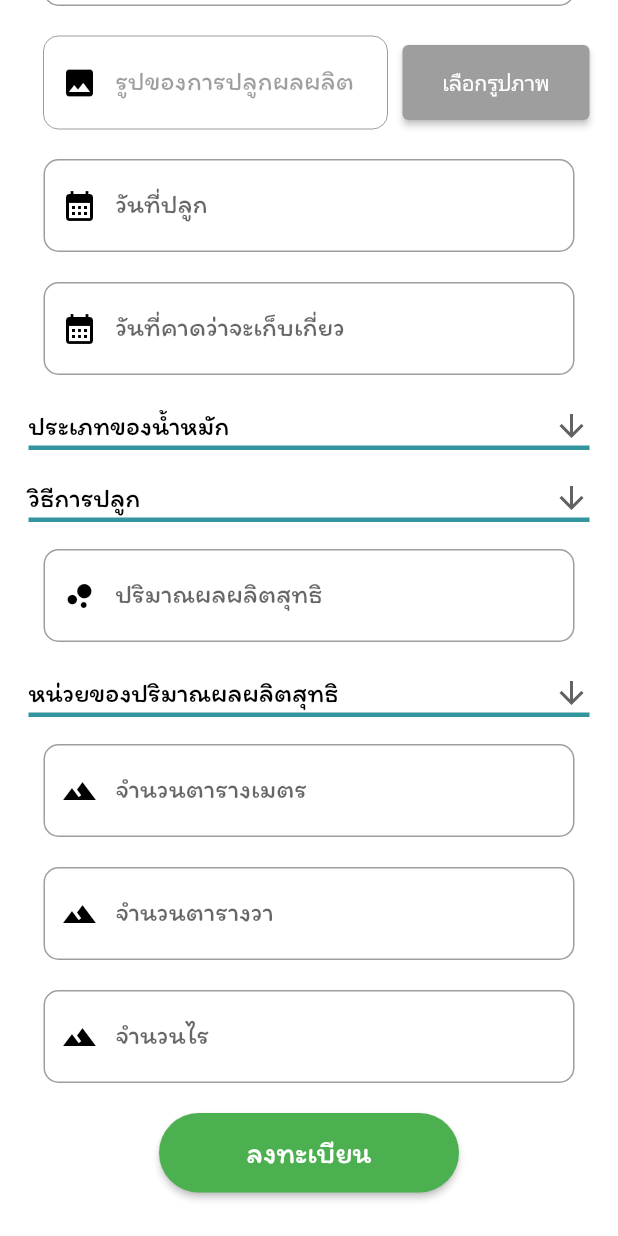
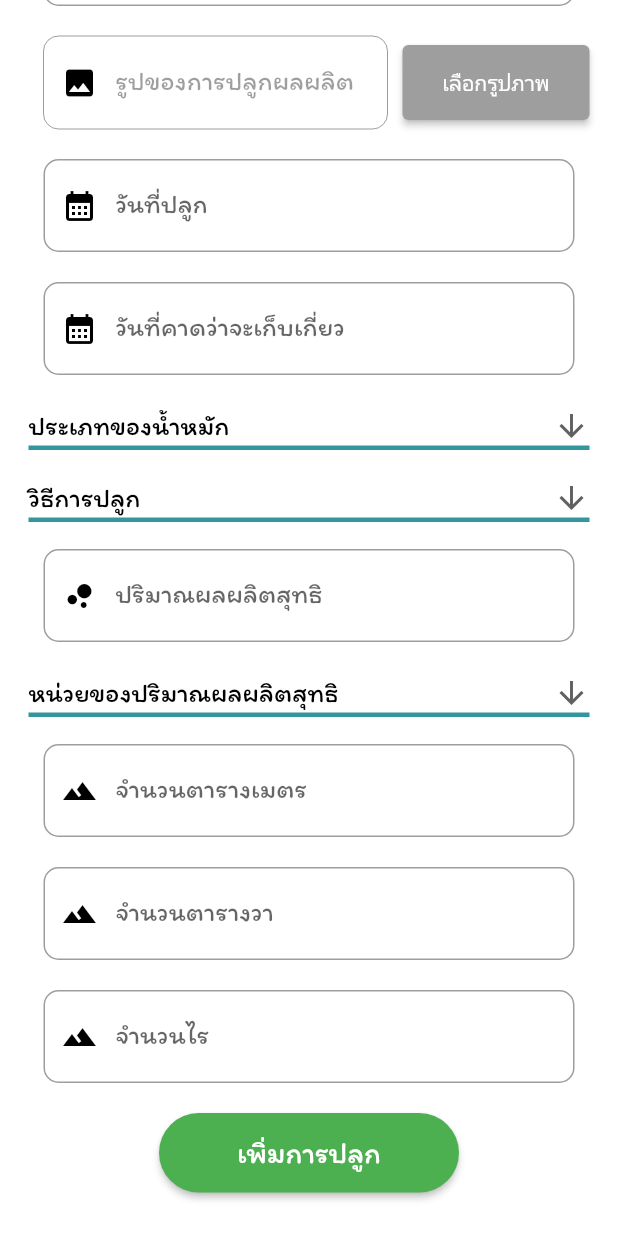
Before and after one commit to all890/mju_food_trace_app, a Flutter app: the AddPlantingScreen screen opened directly, scrolled down 229 dp, on a phone screen of 412 x 824 dp. Run offline on Flutter 3.47's test engine with Material 2 defaults, Android fonts, the phone set to English and light mode, and no system bars; our stand-ins replace file_picker, flutter_typeahead, geolocator, google_maps_flutter, quickalert; missing offline and left inert: dart:ffi, flutter_google_location_picker, flutter_session_manager.

Commit message:
Update planting and manufacturing

```diff
--- a/lib/screen/farmer/add_planting_farmer_screen.dart
+++ b/lib/screen/farmer/add_planting_farmer_screen.dart
@@ -507,7 +507,7 @@ class _AddPlantingScreenState extends State<AddPlantingScreen> {
                                       child: Row(
                                         mainAxisAlignment: MainAxisAlignment.center,
                                         children: const [
-                                          Text("ลงทะเบียน",
+                                          Text("เพิ่มการปลูก",
                                             style: TextStyle(
                                               fontSize: 20,
                                               fontFamily: 'Itim'
--- a/lib/screen/farmer/list_planting_farmer_screen.dart
+++ b/lib/screen/farmer/list_planting_farmer_screen.dart
@@ -65,7 +65,7 @@ class _ListPlantingScreenState extends State<ListPlantingScreen> {
 
   void splitPlantingBySending () {
     plantings?.forEach((planting) {
-      if (planting.ptCurrBlockHash == "") {
+      if (planting.ptCurrBlockHash == null) {
         didNotSentPlantings?.add(planting);
       } else {
         sendPlantings?.add(planting);
--- a/lib/screen/manufacturer/list_manufacturing.dart
+++ b/lib/screen/manufacturer/list_manufacturing.dart
@@ -147,7 +147,7 @@ class _ListManufacturingScreenState extends State<ListManufacturingScreen> {
           ) :
           manufacurings?.length == 0?
           Container(
-            child: Text("ยังไม่มีสินค้าของคุณ")
+            child: Text("ยังไม่มีการผลิตสินค้าของคุณ")
           ) :
           Column(
             children: [
```
